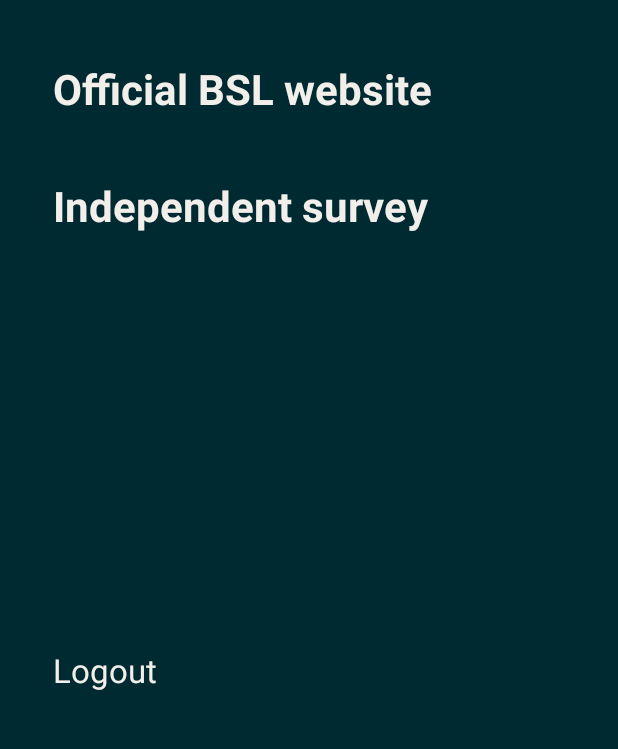
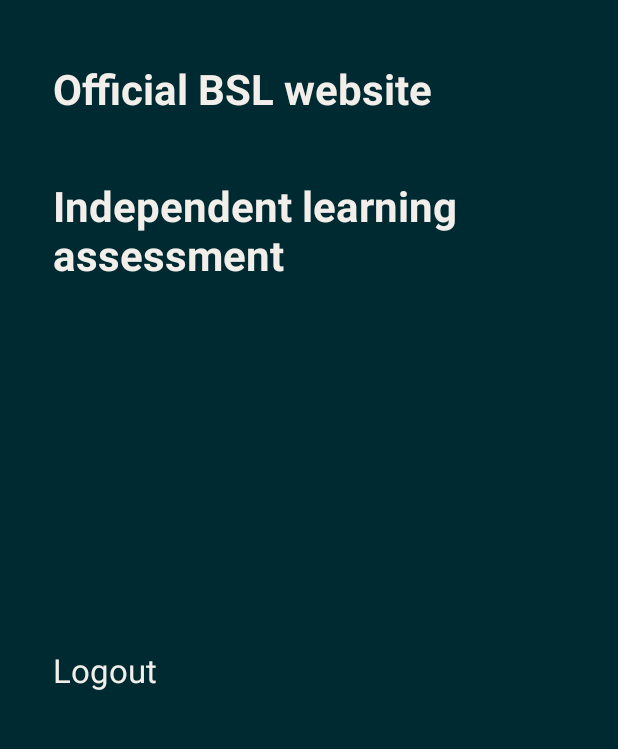
Before and after one commit to junetc20/Signify, an Android app: the layout activity_menu.xml on its own in the app's theme, with its tools: preview values and no code run, on a phone screen of 412 x 824 dp, the part 230-979 px from its top. Run offline under Robolectric (Android 15) with nearby library versions, the phone set to English and light mode, and no system bars.

Commit message:
update to menu

```diff
--- a/app/src/main/res/layout/activity_menu.xml
+++ b/app/src/main/res/layout/activity_menu.xml
@@ -48,8 +48,8 @@
 
     <TextView
         android:id="@+id/surveyLink"
-        android:layout_width="wrap_content"
-        android:layout_height="wrap_content"
+        android:layout_width="356dp"
+        android:layout_height="80dp"
         android:layout_marginStart="35dp"
         android:layout_marginLeft="35dp"
         android:layout_marginTop="40dp"
@@ -67,10 +67,10 @@
         android:layout_height="wrap_content"
         android:layout_marginStart="35dp"
         android:layout_marginLeft="35dp"
-        android:layout_marginTop="354dp"
+        android:layout_marginTop="234dp"
         android:text="@string/Logout"
         android:textColor="@color/cream"
         android:textSize="22sp"
         app:layout_constraintStart_toStartOf="parent"
-        app:layout_constraintTop_toBottomOf="@+id/bslLink" />
+        app:layout_constraintTop_toBottomOf="@+id/surveyLink" />
 </androidx.constraintlayout.widget.ConstraintLayout>
--- a/app/src/main/res/values/strings.xml
+++ b/app/src/main/res/values/strings.xml
@@ -26,7 +26,7 @@
     <string name="help">How to use Signify</string>
     <string name="BSL_website">Official BSL website</string>
     <string name="Logout">Logout</string>
-    <string name="Survey_link">Independent survey</string>
+    <string name="Survey_link">Independent learning assessment</string>
 
     !--SignUp--!
     <string name="signing_up">Signing up to Signify</string>
```
Also changed, not shown: app/src/main/java/com/example/signify/Menu.java (+12 -1 lines).
